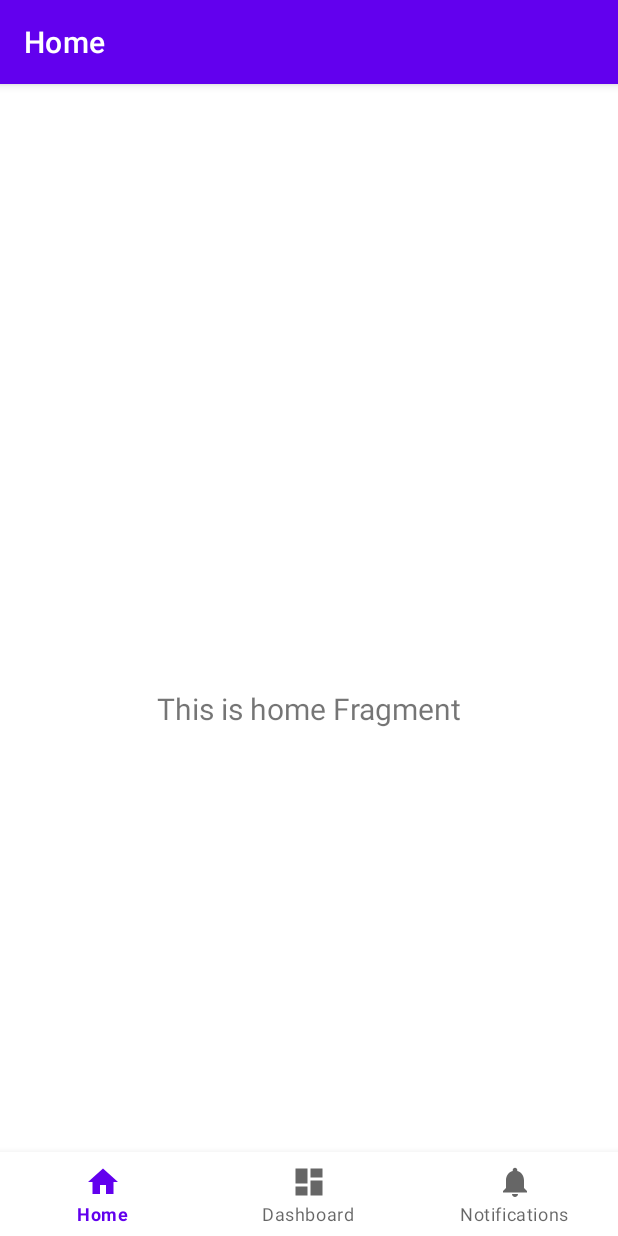
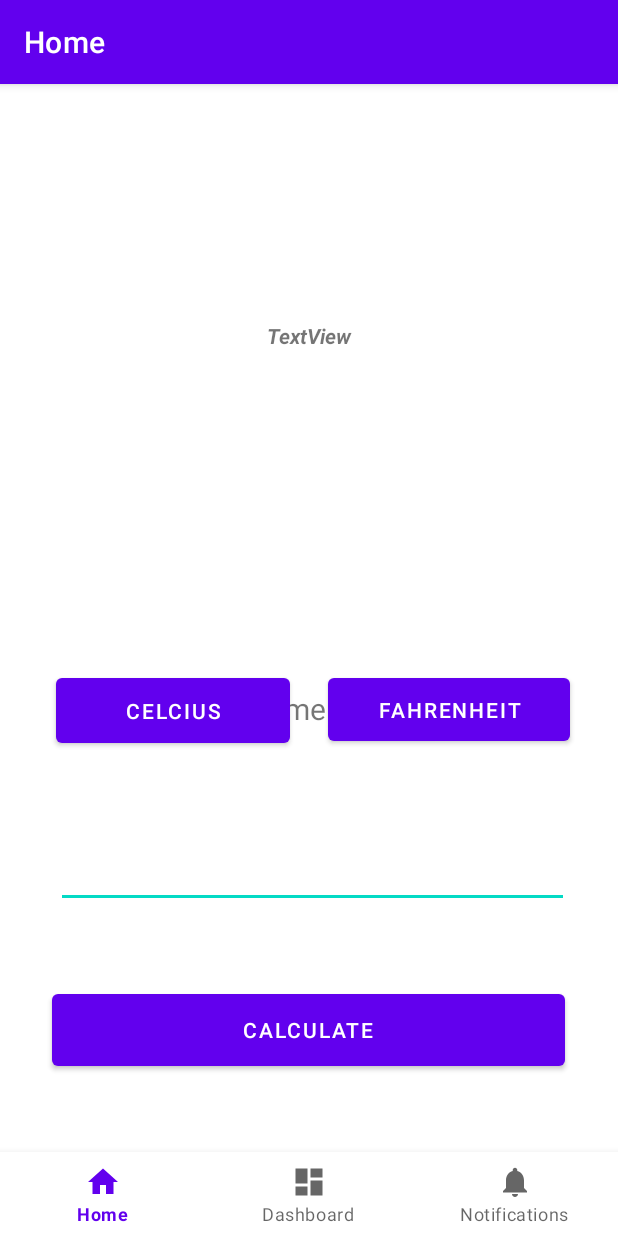
Before and after one commit to ZKartadimaja/apes-suhu, an Android app: the screen it shows after launch (MainActivity), on a phone screen of 412 x 824 dp. Run offline under Robolectric (Android 15) with nearby library versions, the phone set to English and light mode, and no system bars; our stand-ins replace navigation-ui.

Commit message:
Add xml styling for suhu

```diff
--- a/Temperature-Converter-App/app/src/main/res/layout/activity_main.xml
+++ b/Temperature-Converter-App/app/src/main/res/layout/activity_main.xml
@@ -1,6 +1,7 @@
 <?xml version="1.0" encoding="utf-8"?>
 <androidx.constraintlayout.widget.ConstraintLayout xmlns:android="http://schemas.android.com/apk/res/android"
     xmlns:app="http://schemas.android.com/apk/res-auto"
+    xmlns:tools="http://schemas.android.com/tools"
     android:id="@+id/container"
     android:layout_width="match_parent"
     android:layout_height="match_parent"
@@ -30,4 +31,72 @@
         app:layout_constraintTop_toTopOf="parent"
         app:navGraph="@navigation/mobile_navigation" />
 
+    <Button
+        android:id="@+id/calculate"
+        android:layout_width="342dp"
+        android:layout_height="60dp"
+        android:text="CALCULATE"
+        app:layout_constraintBottom_toBottomOf="@+id/nav_view"
+        app:layout_constraintEnd_toEndOf="parent"
+        app:layout_constraintHorizontal_bias="0.492"
+        app:layout_constraintStart_toStartOf="parent"
+        app:layout_constraintTop_toTopOf="parent"
+        app:layout_constraintVertical_bias="0.835" />
+
+    <EditText
+        android:id="@+id/textTemperature"
+        android:layout_width="342dp"
+        android:layout_height="48dp"
+        android:ems="10"
+        android:inputType="number"
+        app:layout_constraintBottom_toBottomOf="parent"
+        app:layout_constraintEnd_toEndOf="parent"
+        app:layout_constraintHorizontal_bias="0.536"
+        app:layout_constraintStart_toStartOf="parent"
+        app:layout_constraintTop_toTopOf="parent"
+        app:layout_constraintVertical_bias="0.671" />
+
+    <Button
+        android:id="@+id/farenheit"
+        android:layout_width="161dp"
+        android:layout_height="54dp"
+        android:layout_marginEnd="8dp"
+        android:text="FAHRENHEIT"
+        app:layout_constraintBottom_toBottomOf="@+id/nav_view"
+        app:layout_constraintEnd_toEndOf="parent"
+        app:layout_constraintHorizontal_bias="0.9"
+        app:layout_constraintStart_toStartOf="parent"
+        app:layout_constraintTop_toTopOf="parent"
+        app:layout_constraintVertical_bias="0.508" />
+
+    <Button
+        android:id="@+id/celcius"
+        android:layout_width="156dp"
+        android:layout_height="55dp"
+        android:layout_marginStart="8dp"
+        android:text="CELCIUS"
+        app:layout_constraintBottom_toBottomOf="@+id/nav_view"
+        app:layout_constraintEnd_toEndOf="parent"
+        app:layout_constraintHorizontal_bias="0.117"
+        app:layout_constraintStart_toStartOf="parent"
+        app:layout_constraintTop_toTopOf="parent"
+        app:layout_constraintVertical_bias="0.509" />
+
+    <TextView
+        android:id="@+id/result"
+        android:layout_width="207dp"
+        android:layout_height="127dp"
+        android:layout_marginStart="16dp"
+        android:layout_marginTop="16dp"
+        android:layout_marginEnd="16dp"
+        android:layout_marginBottom="16dp"
+        android:text="TextView"
+        android:textAlignment="center"
+        android:textStyle="bold|italic"
+        app:layout_constraintBottom_toBottomOf="parent"
+        app:layout_constraintEnd_toEndOf="parent"
+        app:layout_constraintStart_toStartOf="parent"
+        app:layout_constraintTop_toTopOf="parent"
+        app:layout_constraintVertical_bias="0.156" />
+
 </androidx.constraintlayout.widget.ConstraintLayout>
```
